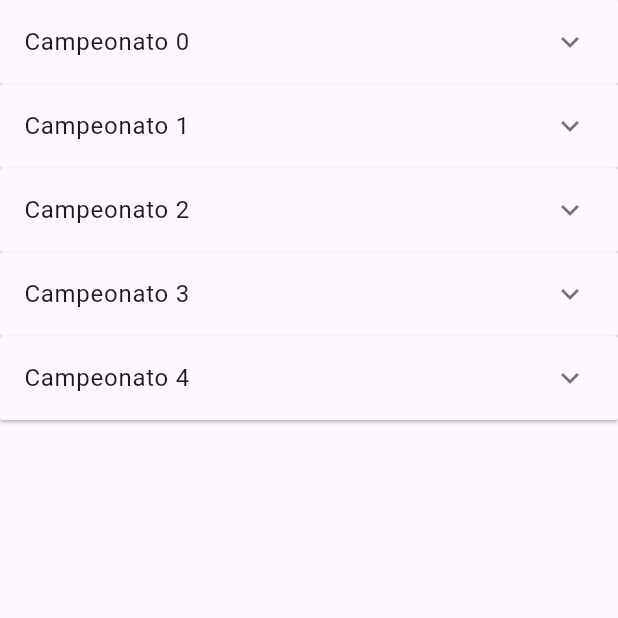
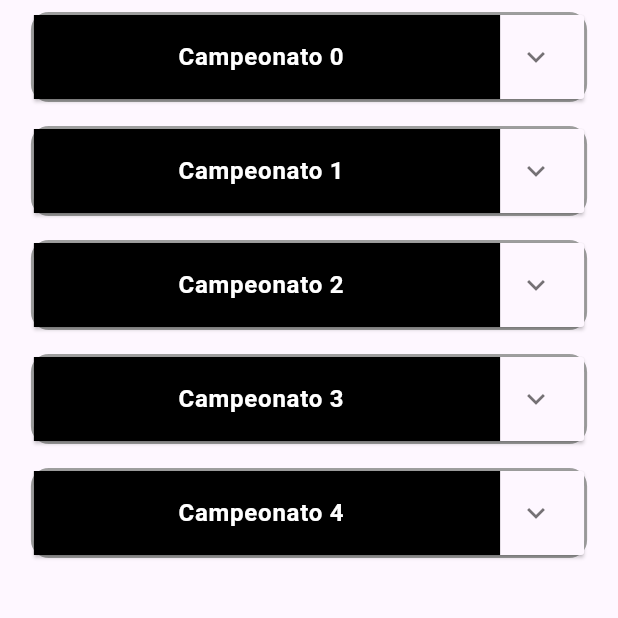
Before and after one commit to MarceloGusmao/champions_organizer, a Flutter app: the RankingScreen screen opened directly, on a phone screen of 412 x 824 dp, the top half of it. Run offline on Flutter 3.47's test engine with Material 3 defaults, Android fonts, the phone set to English and light mode, and no system bars; our stand-ins replace font_awesome_flutter, google_fonts, parse_server_sdk_flutter.

Commit message:
Ajuste Tela de Ranking e tela de perfil

```diff
--- a/lib/views/app/pages/home.dart
+++ b/lib/views/app/pages/home.dart
@@ -4,6 +4,7 @@ import 'package:font_awesome_flutter/font_awesome_flutter.dart';
 import 'pareamento.dart';
 import 'ranking.dart';
 import 'match.dart';
+import 'status_player.dart';
 
 class HomeScreen extends StatefulWidget {
   const HomeScreen({super.key});
@@ -24,8 +25,7 @@ class HomePage extends State<HomeScreen> {
 
 //Aqui colocar os widget depois de ter logado
   static const List<Widget> _widgetOptions = <Widget>[
-    Text('Profile Page',
-        style: TextStyle(fontSize: 35, fontWeight: FontWeight.bold)),
+    StatusScreen(),
     Match(),
     PareamentoScreen(),
     RankingScreen()
--- a/lib/views/app/pages/ranking.dart
+++ b/lib/views/app/pages/ranking.dart
@@ -5,9 +5,11 @@ class RankingScreen extends StatelessWidget {
 
   @override
   Widget build(BuildContext context) {
-    return const Scaffold(
+    return Scaffold(
       body: Center(
-        child: ExpandableListPage(),
+        child: SizedBox(
+            width: MediaQuery.of(context).size.width * 0.9,
+            child: const ExpandableListPage()),
       ),
     );
   }
@@ -34,7 +36,13 @@ class CardRanking extends State<ExpandableListPage> {
     return ListView.builder(
       itemCount: _data.length,
       itemBuilder: (context, index) {
-        return ExpansionPanelList(
+        return Container(
+            decoration: BoxDecoration(
+              borderRadius: BorderRadius.circular(12),
+              border: Border.all(color: Colors.grey, width: 2.0),
+            ),
+            margin: const EdgeInsets.symmetric(vertical: 8.0),
+            child: ExpansionPanelList(
               elevation: 1,
               expandedHeaderPadding: const EdgeInsets.all(0),
               expansionCallback: (int panelIndex, bool isExpanded) {
@@ -45,8 +53,20 @@ class CardRanking extends State<ExpandableListPage> {
               children: [
                 ExpansionPanel(
                   headerBuilder: (BuildContext context, bool isExpanded) {
-                return ListTile(
-                  title: Text(_data[index].headerValue),
+                    return Container(
+                      color: Colors.black,
+                      child: ListTile(
+                        title: Center(
+                          child: Text(
+                            _data[index].headerValue,
+                            style: const TextStyle(
+                                color: Colors.white,
+                                fontSize: 16.0,
+                                fontFamily: 'Roboto',
+                                fontWeight: FontWeight.w600),
+                          ),
+                        ),
+                      ),
                     );
                   },
                   body: Column(
@@ -85,7 +105,7 @@ class CardRanking extends State<ExpandableListPage> {
                   isExpanded: _data[index].isExpanded,
                 ),
               ],
-        );
+            ));
       },
     );
   }
```
Also changed, not shown: lib/views/app/pages/status_player.dart (+7 -11 lines), 1 other file. Lines whose indentation alone changed are shown as unchanged.
